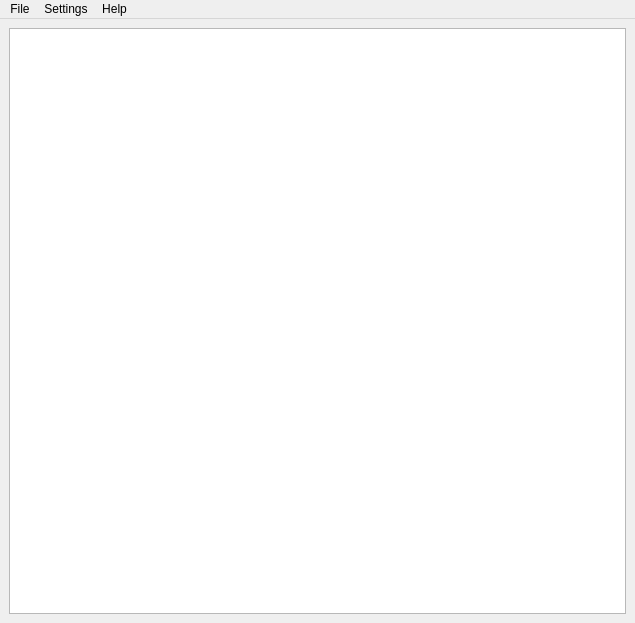
Old version of the form note_body.ui in the repository DiviPeople/the-simplest-note.
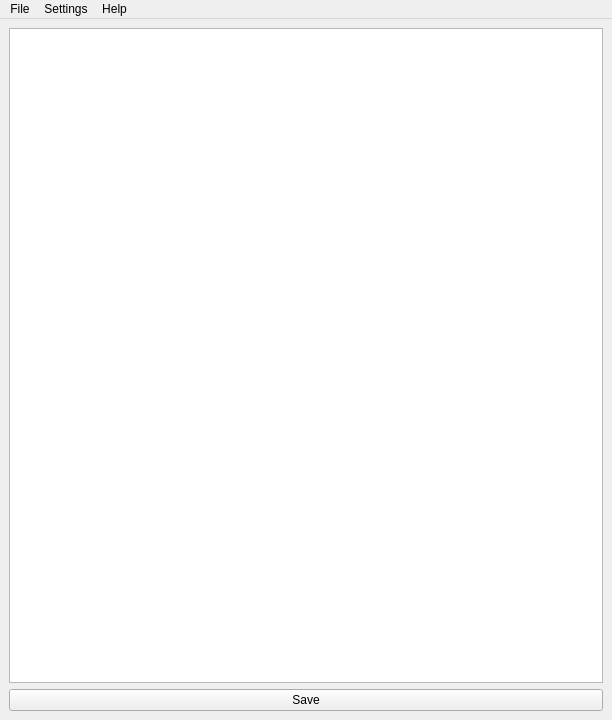
New version of the form.

What changed in the file:
```diff
--- a/note_body.ui
+++ b/note_body.ui
@@ -6,8 +6,8 @@
    <rect>
     <x>0</x>
     <y>0</y>
-    <width>635</width>
-    <height>623</height>
+    <width>612</width>
+    <height>720</height>
    </rect>
   </property>
   <property name="windowTitle">
@@ -16,7 +16,14 @@
   <widget class="QWidget" name="centralwidget">
    <layout class="QVBoxLayout" name="verticalLayout">
     <item>
-     <widget class="QTextBrowser" name="textBrowser"/>
+     <widget class="QPlainTextEdit" name="plainTextEdit"/>
+    </item>
+    <item>
+     <widget class="QPushButton" name="pushButton">
+      <property name="text">
+       <string>Save</string>
+      </property>
+     </widget>
     </item>
    </layout>
   </widget>
@@ -25,7 +32,7 @@
     <rect>
      <x>0</x>
      <y>0</y>
-     <width>635</width>
+     <width>612</width>
      <height>21</height>
     </rect>
    </property>
```
Left out of the diff: 2 changed lines with no effect on the pictures.
